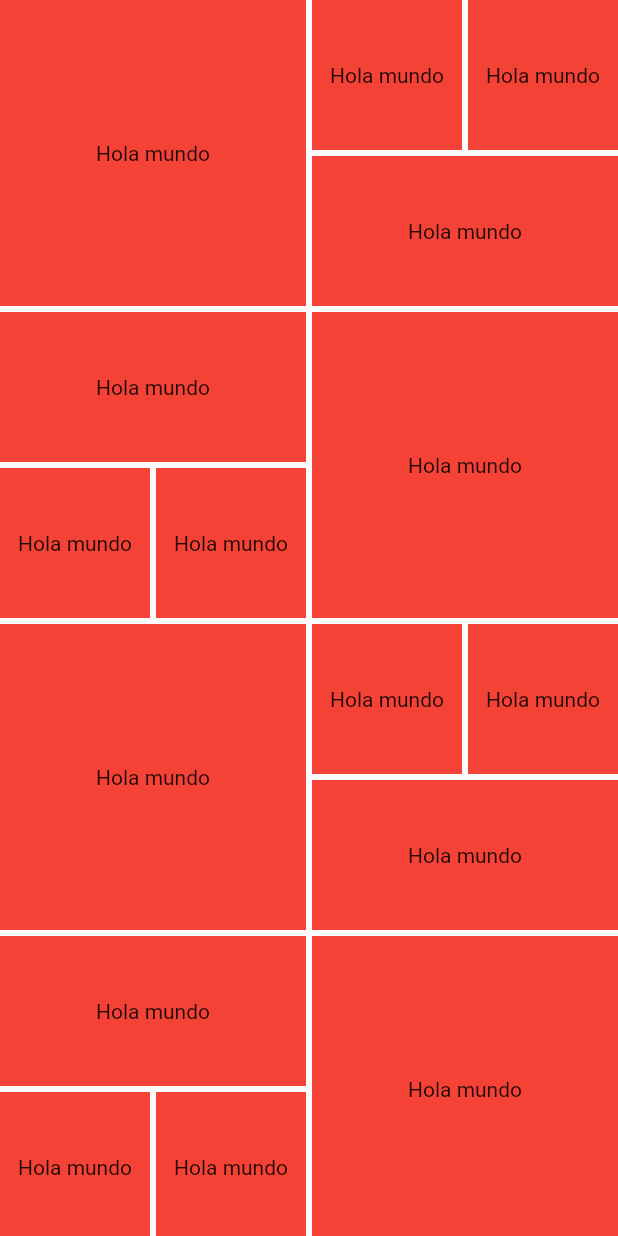
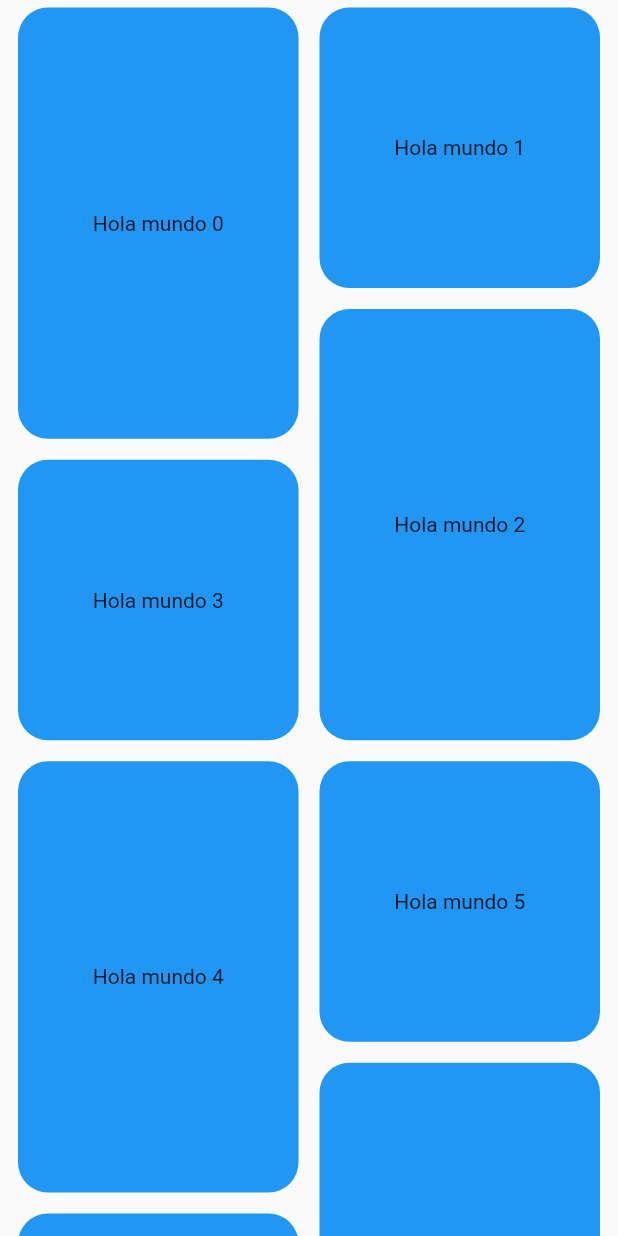
Before and after one commit to JeancarlosCarvajal/Diseno-Aplicacion-estilo-Pinterest-Layout, a Flutter app: the PinterestPage screen opened directly, on a phone screen of 412 x 824 dp. Run offline on Flutter 3.47's test engine with Material 2 defaults, Android fonts, the phone set to English and light mode, and no system bars.

```diff
--- a/lib/main.dart
+++ b/lib/main.dart
@@ -1,3 +1,4 @@
+import 'package:d_pinterest_clone/src/widgets/pinterest_menu.dart';
 import 'package:flutter/material.dart';
 
 import 'package:d_pinterest_clone/src/pages/pinterest_page.dart';
@@ -9,7 +10,8 @@ class MyApp extends StatelessWidget {
   Widget build(BuildContext context) {
     return MaterialApp(
       title: 'Material App',
-      home: PinterestPage(),
+      // home: PinterestPage(),
+      home: PinterestMenu(),
     );
   }
 }
--- a/lib/src/pages/pinterest_page.dart
+++ b/lib/src/pages/pinterest_page.dart
@@ -3,12 +3,15 @@ import 'package:flutter_staggered_grid_view/flutter_staggered_grid_view.dart';
 
 class PinterestPage extends StatelessWidget {
 
-  const PinterestPage({Key? key}) : super(key: key);
+  PinterestPage({Key? key}) : super(key: key);
+
+  final List<int> items = List.generate(200, (index) => index);
 
   @override
   Widget build(BuildContext context) {
     return Scaffold(
-      body: Center(
+      body: Container(
+        padding: EdgeInsets.symmetric(horizontal: 7),
         child: GridView.custom(
          gridDelegate: SliverQuiltedGridDelegate(
            crossAxisCount: 4,
@@ -16,22 +19,47 @@ class PinterestPage extends StatelessWidget {
            crossAxisSpacing: 4,
            repeatPattern: QuiltedGridRepeatPattern.inverted,
            pattern: [
+             // el primer numero es lo alto se divide en 4 partes
+             // el segundo numero es lo ancho se divide en 4 partes a lo ancho
+             // se necesitan los 4 iwdgets
+             QuiltedGridTile(3, 2),
              QuiltedGridTile(2, 2),
-              QuiltedGridTile(1, 1),
-              QuiltedGridTile(1, 1),
-              QuiltedGridTile(1, 2),
+             QuiltedGridTile(3, 2),
+             QuiltedGridTile(2, 2),
            ],
          ),
          childrenDelegate: SliverChildBuilderDelegate(
+           childCount: items.length,
            (context, index) {
-              return Container(
-                color: Colors.red,
-                child: Center(child: Text( 'Hola mundo' ))
-              );
+             return _PinterestItem(index: index);
            },
          ),
-        )
+          ),
       ),
     );
   }
 }
+
+class _PinterestItem extends StatelessWidget {
+  final int index;
+  const _PinterestItem({
+    Key? key,
+    required this.index,
+  }) : super(key: key);
+
+  @override
+  Widget build(BuildContext context) {
+    return Builder(
+      builder: (context) {
+        return Container(
+          margin: EdgeInsets.all(5),
+          decoration: BoxDecoration(
+            color: Colors.blue,
+            borderRadius: BorderRadius.circular(20)
+          ),
+          child: Center(child: Text( 'Hola mundo $index' ))
+        );
+      }
+    );
+  }
+}
```
Also changed, not shown: lib/src/widgets/pinterest_menu.dart (added, +114 -0 lines). Lines whose indentation alone changed are shown as unchanged.
